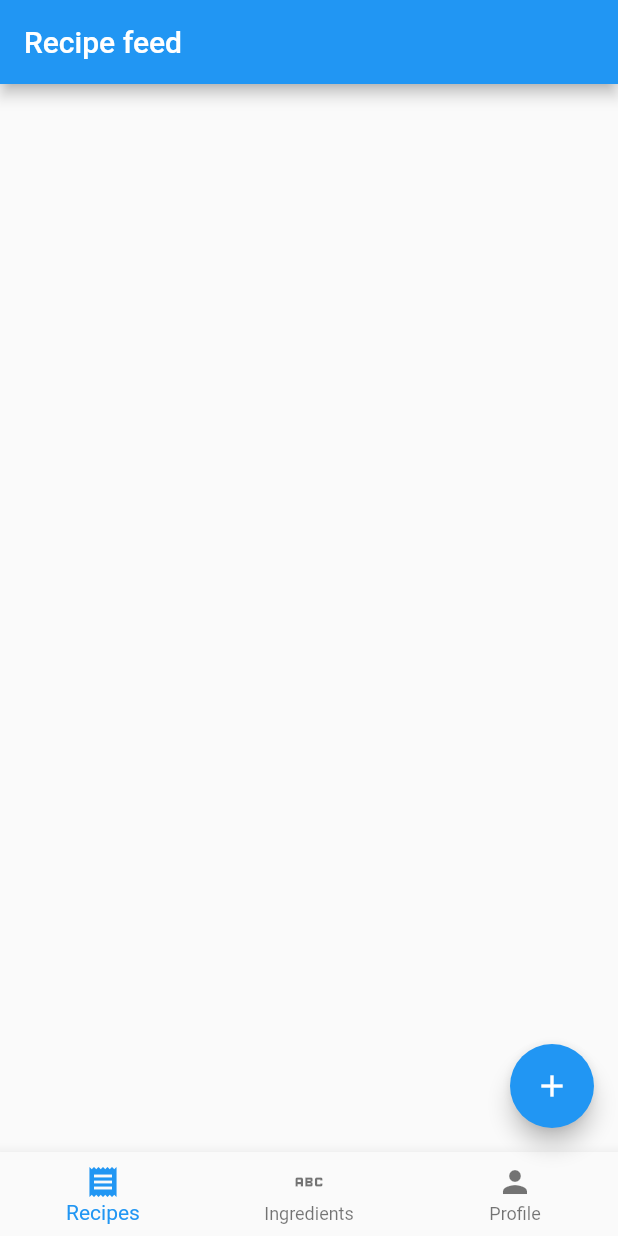
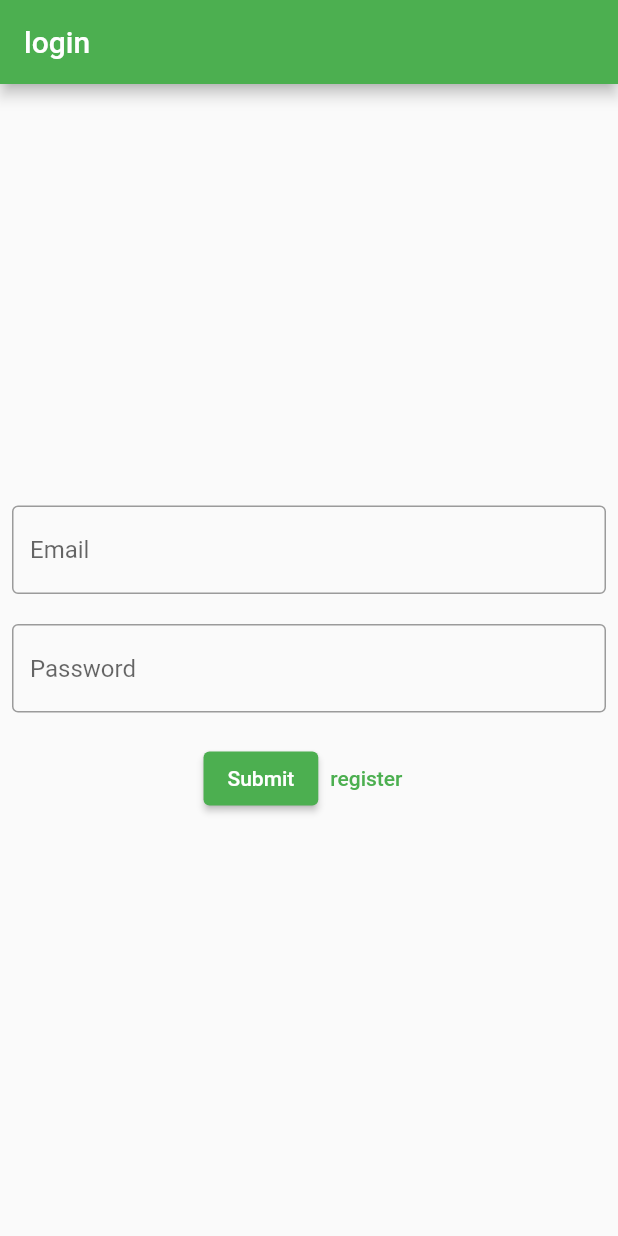
Before and after one commit to Sjos12/recipe-app, a Flutter app: the screen it shows after launch, on a phone screen of 412 x 824 dp. Run offline on Flutter 3.47's test engine with Material 2 defaults, Android fonts, the phone set to English and light mode, and no system bars; our stand-ins replace cloud_firestore, firebase_auth, firebase_core; accounts and stored records are empty.

```diff
--- /dev/null
+++ b/firestore.indexes.json
@@ -0,0 +1,4 @@
+{
+  "indexes": [],
+  "fieldOverrides": []
+}
--- /dev/null
+++ b/lib/enums/authenticate_widget_states.dart
@@ -0,0 +1 @@
+enum AuthenticateWidgetStates { login, register }
--- /dev/null
+++ b/lib/pages/auth/login.dart
@@ -0,0 +1,125 @@
+import 'dart:ui';
+
+import 'package:firebase_auth/firebase_auth.dart';
+import 'package:flutter/cupertino.dart';
+import 'package:flutter/material.dart';
+import 'package:recipe_app/enums/authenticate_widget_states.dart';
+import 'package:recipe_app/layouts/layout.dart';
+
+import '../recipes/recipes.dart';
+
+class AuthenticateWidget extends StatefulWidget {
+  const AuthenticateWidget({Key? key}) : super(key: key);
+
+  @override
+  State<StatefulWidget> createState() {
+    return AuthenticateWidgetState();
+  }
+}
+
+class AuthenticateWidgetState extends State<AuthenticateWidget> {
+  AuthenticateWidgetStates _stateOfWidget = AuthenticateWidgetStates.login;
+
+  String _email = '';
+  String _password = '';
+
+  AuthenticateWidgetStates get oppositeState =>
+      _stateOfWidget == AuthenticateWidgetStates.login
+          ? AuthenticateWidgetStates.register
+          : AuthenticateWidgetStates.login;
+
+  void signIn() async {
+    if (_stateOfWidget != AuthenticateWidgetStates.login) return;
+
+    try {
+      UserCredential userCredential = await FirebaseAuth.instance
+          .signInWithEmailAndPassword(email: _email, password: _password);
+    } on FirebaseAuthException catch (e) {
+      if (e.code == 'user-not-found') {
+        print('No user found for that email.');
+      } else if (e.code == 'wrong-password') {
+        print('Wrong password provided for that user.');
+      }
+    }
+  }
+
+  void signUp() async {
+    if (_stateOfWidget != AuthenticateWidgetStates.register) return;
+
+    try {
+      // UserCredential userCredential =
+      await FirebaseAuth.instance.createUserWithEmailAndPassword(
+        email: _email,
+        password: _password,
+      );
+    } catch (e) {
+      print(e);
+    }
+  }
+
+  @override
+  Widget build(BuildContext context) {
+    return MaterialApp(
+        theme: ThemeData(
+          // This is the theme of your application.
+          //
+          // Try running your application with "flutter run". You'll see the
+          // application has a blue toolbar. Then, without quitting the app, try
+          // changing the primarySwatch below to Colors.green and then invoke
+          // "hot reload" (press "r" in the console where you ran "flutter run",
+          // or simply save your changes to "hot reload" in a Flutter IDE).
+          // Notice that the counter didn't reset back to zero; the application
+          // is not restarted.
+          primarySwatch: Colors.green,
+        ),
+        home: Scaffold(
+          appBar: AppBar(
+            title: Text(_stateOfWidget.name),
+            backgroundColor: Colors.green,
+            automaticallyImplyLeading: true,
+          ),
+          body: Center(
+            child: Padding(
+              padding: const EdgeInsets.all(8.0),
+              child: Wrap(
+                runSpacing: 20,
+                children: [
+                  TextField(
+                    decoration: InputDecoration(
+                        border: OutlineInputBorder(), hintText: 'Email'),
+                    onChanged: ((value) => _email = value),
+                  ),
+                  TextField(
+                    obscureText: true,
+                    decoration: InputDecoration(
+                      border: OutlineInputBorder(),
+                      hintText: 'Password',
+                    ),
+                    onChanged: ((value) => _password = value),
+                  ),
+                  Row(
+                    mainAxisAlignment: MainAxisAlignment.center,
+                    children: [
+                      ElevatedButton(
+                          onPressed: () => {
+                                if (_stateOfWidget ==
+                                    AuthenticateWidgetStates.login)
+                                  {signIn()}
+                                else
+                                  {signUp()}
+                              },
+                          child: Text('Submit')),
+                      TextButton(
+                          onPressed: () => setState(() {
+                                _stateOfWidget = oppositeState;
+                              }),
+                          child: Text(oppositeState.name))
+                    ],
+                  )
+                ],
+              ),
+            ),
+          ),
+        ));
+  }
+}
--- a/pubspec.yaml
+++ b/pubspec.yaml
@@ -35,6 +35,8 @@ dependencies:
   # Use with the CupertinoIcons class for iOS style icons.
   cupertino_icons: ^1.0.2
   cloud_firestore: ^3.4.3
+  firebase_core: ^1.20.0
+  firebase_auth: ^3.6.2
 
 dev_dependencies:
   flutter_test:
```
Also changed, not shown: lib/layouts/layout.dart (+25 -3 lines), lib/main.dart (+23 -19 lines), lib/pages/auth/register.dart (added, +18 -0 lines), firebase.json (added), pubspec.lock, 8 other files.
